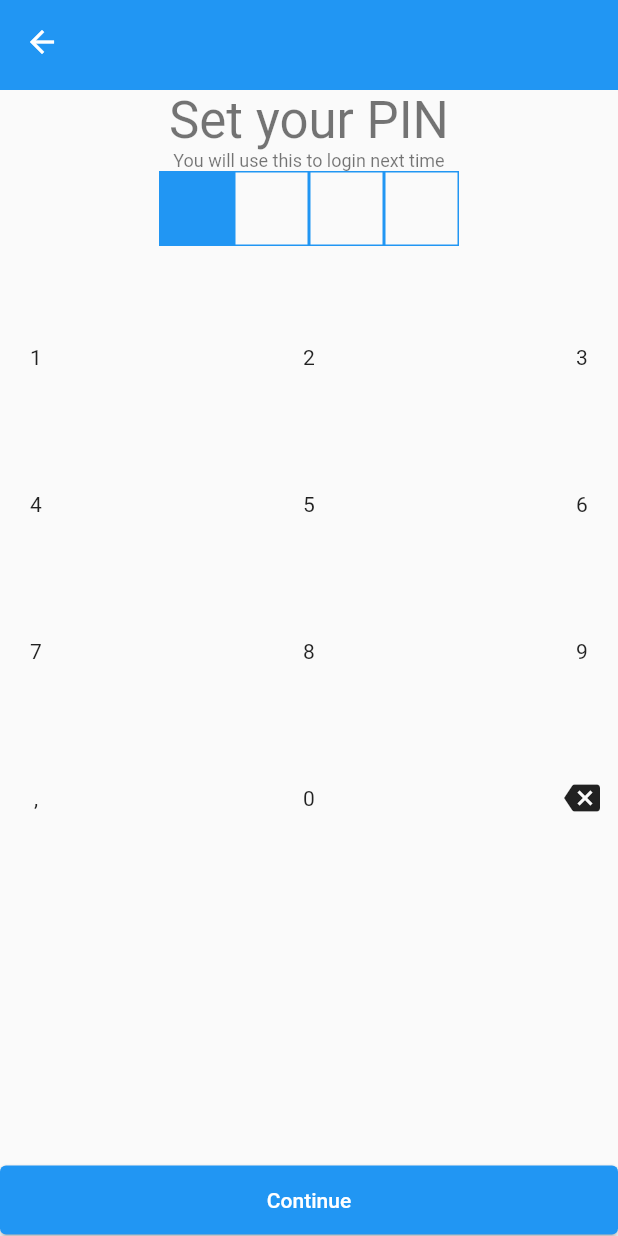
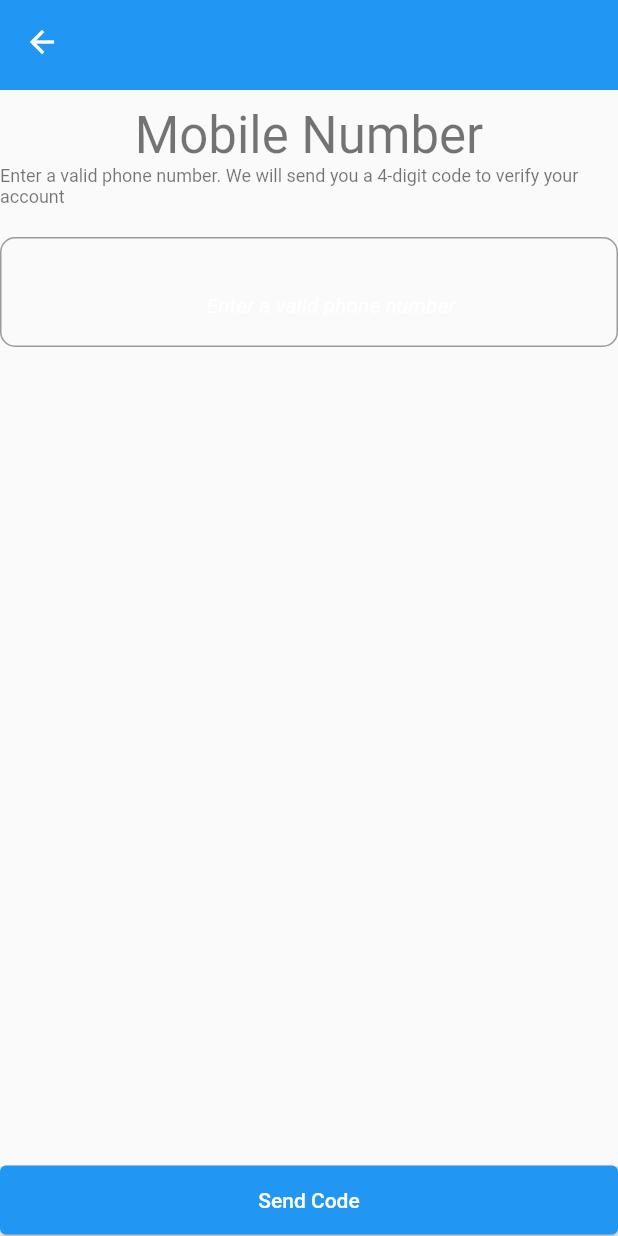
Before and after one commit to emperorKez/fintech_app, a Flutter app: the screen it shows after launch, on a phone screen of 412 x 824 dp. Run offline on Flutter 3.47's test engine with Material 2 defaults, Android fonts, the phone set to English and light mode, and no system bars; our stand-ins replace country_code_picker.

Commit message:
code update

```diff
--- /dev/null
+++ b/lib/authentication/set_mobile_number.dart
@@ -0,0 +1,96 @@
+import 'package:country_code_picker/country_code_picker.dart';
+import 'package:fintech_ui/widgets/header.dart';
+import 'package:flutter/material.dart';
+
+class SetMobileNumber extends StatefulWidget {
+  const SetMobileNumber({super.key});
+
+  @override
+  State<SetMobileNumber> createState() => _SetMobileNumberState();
+}
+
+class _SetMobileNumberState extends State<SetMobileNumber> {
+  final _formKey = GlobalKey<FormState>();
+  final TextEditingController _controller = TextEditingController();
+
+  @override
+  Widget build(BuildContext context) {
+    return SafeArea(
+        child: Scaffold(
+      appBar: const Header(),
+      body: body(context: context),
+      bottomNavigationBar: bottomButton(context),
+    ));
+  }
+
+  Widget body({required BuildContext context}) {
+    return Column(
+      mainAxisSize: MainAxisSize.min,
+      crossAxisAlignment: CrossAxisAlignment.center,
+      children: [
+        const SizedBox(
+          height: 10,
+        ),
+        Text(
+          'Mobile Number',
+          style: Theme.of(context).textTheme.headlineMedium,
+        ),
+        Text(
+          'Enter a valid phone number. We will send you a 4-digit code to verify your account',
+          style: Theme.of(context).textTheme.bodySmall,
+        ),
+        const SizedBox(
+          height: 20,
+        ),
+        inputForm()
+      ],
+    );
+  }
+
+  Widget inputForm() {
+    return Form(
+        key: _formKey,
+        child: TextFormField(
+            controller: _controller,
+            keyboardType: TextInputType.phone,
+            autofocus: false,
+            onChanged: (value) {},
+            decoration: const InputDecoration(
+                isDense: true,
+                filled: false,
+                hintText: 'Enter a valid phone number',
+                hintStyle: TextStyle(
+                  color: Colors.white,
+                  fontSize: 14,
+                  fontStyle: FontStyle.italic,
+                ),
+                contentPadding: EdgeInsets.all(10),
+                fillColor: Colors.grey,
+                border: OutlineInputBorder(
+                    borderRadius: BorderRadius.all(Radius.circular(10))),
+                prefix: CountryCodePicker(
+                  onChanged: print,
+                  // Initial selection and favorite can be one of code ('IT') OR dial_code('+39')
+                  initialSelection: 'NG',
+                  //  favorite: ['+39','FR'],
+                  // optional. Shows only country name and flag
+                  showCountryOnly: false,
+                  // optional. Shows only country name and flag when popup is closed.
+                  showOnlyCountryWhenClosed: false,
+                  // optional. aligns the flag and the Text left
+                  alignLeft: false,
+                )),
+            validator: (value) {
+              return value == null || value.length <= 7
+                  ? 'enter a valid phone number'
+                  : null;
+            }));
+  }
+
+  Widget bottomButton(BuildContext context) {
+    return ElevatedButton(
+        onPressed: () {},
+        style: ElevatedButton.styleFrom(padding: const EdgeInsets.all(15)),
+        child: const Text('Send Code'));
+  }
+}
--- a/lib/main.dart
+++ b/lib/main.dart
@@ -1,4 +1,4 @@
-import 'package:fintech_ui/authentication/set_pin.dart';
+import 'package:fintech_ui/authentication/set_mobile_number.dart';
 import 'package:flutter/material.dart';
 
 void main() {
@@ -25,7 +25,7 @@ class MyApp extends StatelessWidget {
         // is not restarted.
         primarySwatch: Colors.blue,
       ),
-      home: const SetPin(),
+      home: const SetMobileNumber(),
     );
   }
 }
--- a/lib/widgets/input_pin.dart
+++ b/lib/widgets/input_pin.dart
@@ -18,7 +18,9 @@ class _InputPinState extends State<InputPin> {
       digits.shuffle();
     }
 
-    return Column(
+    return Container(
+      width: 250,
+      child: Column(
         mainAxisAlignment: MainAxisAlignment.center,
         mainAxisSize: MainAxisSize.min,
         children: [
@@ -40,7 +42,7 @@ class _InputPinState extends State<InputPin> {
             ],
           ),
           const SizedBox(
-          height: 50,
+            height: 20,
           ),
           Row(
             mainAxisAlignment: MainAxisAlignment.spaceBetween,
@@ -51,7 +53,7 @@ class _InputPinState extends State<InputPin> {
             ],
           ),
           const SizedBox(
-          height: 50,
+            height: 20,
           ),
           Row(
             mainAxisAlignment: MainAxisAlignment.spaceBetween,
@@ -62,7 +64,7 @@ class _InputPinState extends State<InputPin> {
             ],
           ),
           const SizedBox(
-          height: 50,
+            height: 20,
           ),
           Row(
             mainAxisAlignment: MainAxisAlignment.spaceBetween,
@@ -73,7 +75,7 @@ class _InputPinState extends State<InputPin> {
             ],
           ),
           const SizedBox(
-          height: 50,
+            height: 20,
           ),
           Row(
             mainAxisAlignment: MainAxisAlignment.spaceBetween,
@@ -92,26 +94,32 @@ class _InputPinState extends State<InputPin> {
             ],
           ),
         ],
+      ),
     );
   }
 
   Widget dialInput({required int value}) {
     return IconButton(
         onPressed: () {
-          if (selectedDigits.length > 4) {
+          if (selectedDigits.length < 4) {
             setState(() {
               selectedDigits.add(value);
             });
           }
         },
-        icon: Text(value.toString()));
+        icon: Text(
+          value.toString(),
+          style: Theme.of(context).textTheme.titleSmall,
+        ));
   }
 
   Widget inputBox({required bool isFilled, required bool isActive}) {
     return Container(
-      width: 50,
-      height: 50,
+      width: 40,
+      height: 40,
+      margin: const EdgeInsets.all(8),
       decoration: BoxDecoration(
+          borderRadius: BorderRadius.circular(8),
           color: isActive ? Theme.of(context).primaryColor : null,
           border: Border.all(width: 1, color: Theme.of(context).primaryColor)),
       child: isFilled
--- a/pubspec.yaml
+++ b/pubspec.yaml
@@ -30,6 +30,8 @@ environment:
 dependencies:
   flutter:
     sdk: flutter
+
+  country_code_picker:
 
 
   # The following adds the Cupertino Icons font to your application.
```
Also changed, not shown: lib/authentication/set_pin.dart (+19 -8 lines), pubspec.lock. Lines whose indentation alone changed are shown as unchanged.
